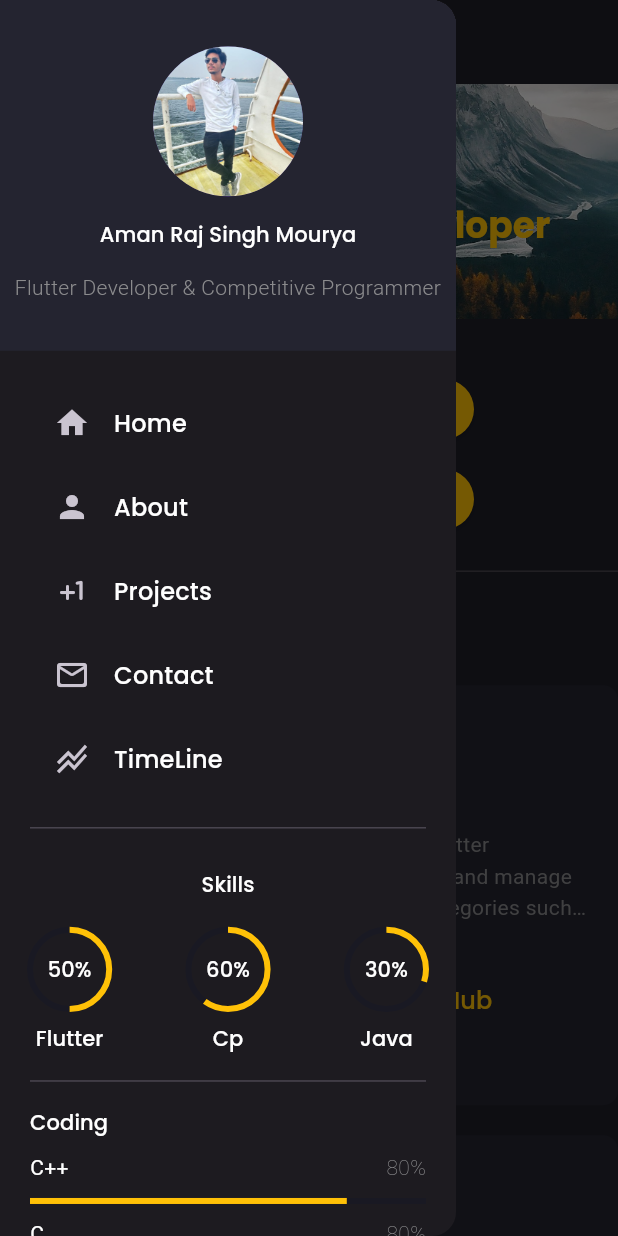
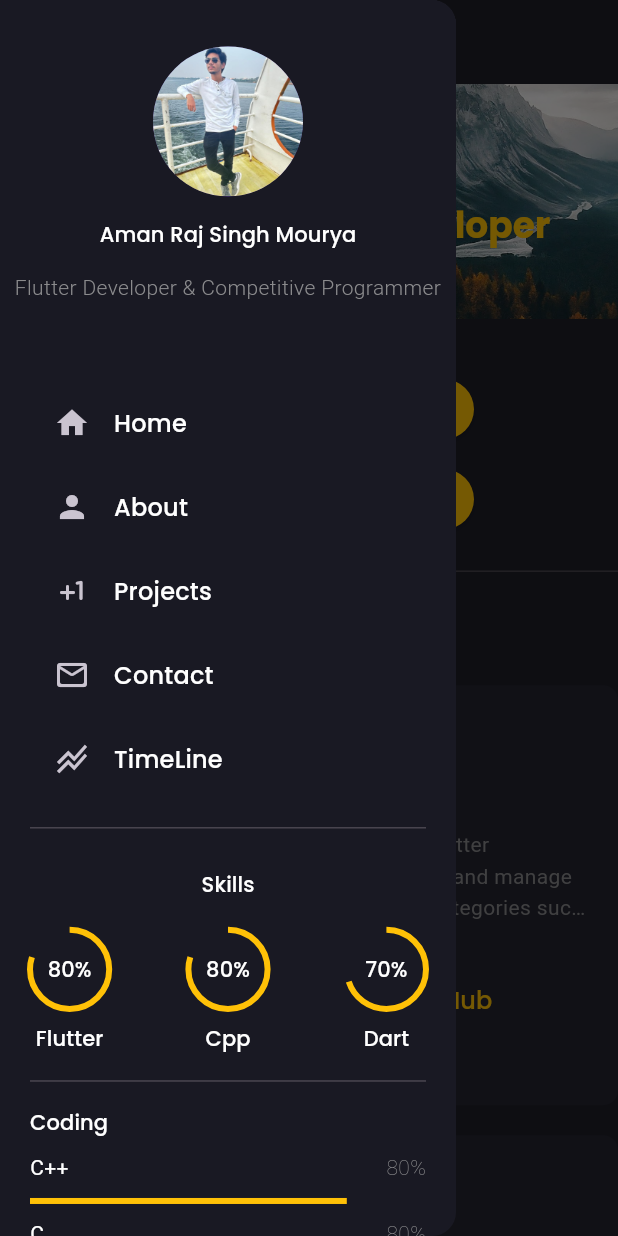
Before and after one commit to AmanRajSinghMourya/Flutter_Portfolio, a Flutter app: the screen it shows after launch, in the side drawer, after a tap on "Read More>>", on a phone screen of 412 x 824 dp. Run offline on Flutter 3.47's test engine with Material 3 defaults, Android fonts, the phone set to English and light mode, and no system bars; drawn by our look-alikes of animated_text_kit; our stand-ins replace google_fonts, timeline_tile.

Commit message:
new changes

```diff
--- a/lib/components/myinfo.dart
+++ b/lib/components/myinfo.dart
@@ -1,4 +1,5 @@
 import 'package:flutter/material.dart';
+import 'package:portfolio/constraints.dart';
 
 class MyInfo extends StatelessWidget {
   const MyInfo({
@@ -10,7 +11,7 @@ class MyInfo extends StatelessWidget {
     return AspectRatio(
       aspectRatio: 1.3,
       child: Container(
-        color: Color(0xFF242430),
+        color: darkColor,
         child: Column(
           children: [
             Spacer(
--- a/lib/components/sidebar.dart
+++ b/lib/components/sidebar.dart
@@ -14,6 +14,7 @@ class SideBar extends StatelessWidget {
   @override
   Widget build(BuildContext context) {
     return Drawer(
+      backgroundColor: darkColor,
       child: Column(
         children: [
           MyInfo(),
--- a/lib/components/skills.dart
+++ b/lib/components/skills.dart
@@ -26,21 +26,21 @@ class Skills extends StatelessWidget {
             Expanded(
               child: AnimatedProgressBar(
                 skillTitle: "Flutter",
-                percentage: 0.5,
+                percentage: 0.8,
               ),
             ),
             Spacer(),
             Expanded(
               child: AnimatedProgressBar(
-                skillTitle: "Cp",
-                percentage: 0.6,
+                skillTitle: "Cpp",
+                percentage: 0.8,
               ),
             ),
             Spacer(),
             Expanded(
               child: AnimatedProgressBar(
-                skillTitle: "Java",
-                percentage: 0.3,
+                skillTitle: "Dart",
+                percentage: 0.7,
               ),
             ),
             SizedBox(
--- a/lib/components/timeline_card.dart
+++ b/lib/components/timeline_card.dart
@@ -1,5 +1,6 @@
 import 'package:flutter/material.dart';
 import 'package:portfolio/constraints.dart';
+import 'package:portfolio/responsive.dart';
 
 class TimeLineCard extends StatelessWidget {
   final String cardDescription;
@@ -11,7 +12,7 @@ class TimeLineCard extends StatelessWidget {
   @override
   Widget build(BuildContext context) {
     return Container(
-      height: 120,
+      height: ResponsiveLayout.isDesktop(context) ? 120 : 180,
       margin: EdgeInsets.all(10),
       padding: EdgeInsets.all(25),
       decoration: BoxDecoration(
@@ -30,7 +31,7 @@ class TimeLineCard extends StatelessWidget {
                 .copyWith(color: Colors.white),
             textAlign: TextAlign.start,
             overflow: TextOverflow.ellipsis,
-            maxLines: 3,
+            maxLines: 6,
           ),
         ],
       ),
--- a/lib/modals/project_list.dart
+++ b/lib/modals/project_list.dart
@@ -91,7 +91,7 @@ List<MyTimeLineTile> mytimelineCollege = [
     isLast: false,
     timeLineCard: TimeLineCard(
       cardDescription:
-          "11th September, 2022 \nStarted my 1st day as a freshman in VIT,Chennai.",
+          "11th September, 2022 \nStarted my 1st day as a freshman in VIT,Chennai.\nEnrolled into bTech. in Computer Science",
     ),
   ),
   MyTimeLineTile(
@@ -153,8 +153,8 @@ List<Project> project = [
     githubUrl: "",
     projectTitle: "Meals App",
     description:
-        "Developed a mobile application using Flutter framework that allows users to discover and manage their favorite meals" +
-            "based on various categories such as fast food, Italian, and Indian cuisine.\n" +
+        "Developed a mobile application using Flutter framework that allows users to discover and manage their favorite meals " +
+            " based on various categories such as fast food, Italian, and Indian cuisine.\n" +
             "Users can explore a variety of meals within each category, " +
             "view detailed recipes including ingredients and instructions, and mark their favorite items for quick access.",
     projectImages: [
@@ -167,21 +167,11 @@ List<Project> project = [
     ],
   ),
   Project(
-    githubUrl: "",
-    projectTitle: "Calculator",
-    iconsUsed: [
-      "assets/tech_icons/dart.png",
-      "assets/tech_icons/flutter.png",
-    ],
-    description:
-        "My 1st Flutter project Calculator having light and dark theme.",
-    projectImages: [],
-  ),
-  Project(
     githubUrl: "https://github.com/AmanRajSinghMourya/Flutter_Portfolio",
     projectTitle: "Portfolio",
     description:
-        "Explore my dynamic Flutter portfolio, where I bring design to life and functionality to the forefront. From sleek UI/UX to seamless interactions, witness the art of mobile development in every project. Let's connect and explore the possibilities ",
+        "Explore my dynamic Flutter portfolio, where I bring design to life and functionality to the forefront." +
+            "\nFrom sleek UI/UX to seamless interactions, witness the art of mobile development in every project. Let's connect and explore the possibilities ",
     projectImages: [],
     iconsUsed: [
       "assets/tech_icons/dart.png",
--- a/pubspec.yaml
+++ b/pubspec.yaml
@@ -41,6 +41,7 @@ dependencies:
   url_launcher: ^6.2.4
   flutter_social_button: ^1.1.4+1
   font_awesome_flutter: ^10.7.0
+
 
 
 dev_dependencies:
```
Also changed, not shown: lib/screens/project_screens.dart (+54 -36 lines).
